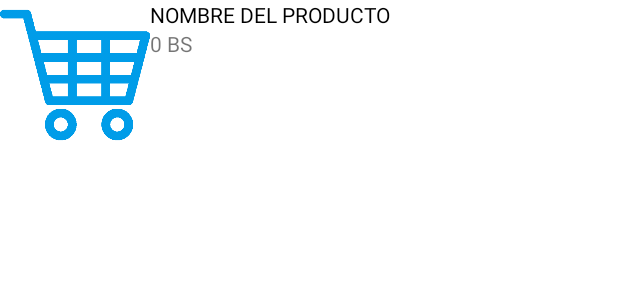
After one commit to edgarq354/PedidosMontero, an Android app: the layout item_producto.xml on its own in the app's theme, with its tools: preview values and no code run, on a phone screen of 412 x 824 dp. The commit adds this screen. Shown: the top 300 px of the screen. Run offline under Robolectric (Android 15) with nearby library versions, the phone set to English and light mode, and no system bars; network calls fail.

Commit message:
lista de productos

```diff
--- a/app/build.gradle
+++ b/app/build.gradle
@@ -41,7 +41,7 @@ dependencies {
     androidTestImplementation 'androidx.test.ext:junit:1.1.2'
     androidTestImplementation 'androidx.test.espresso:espresso-core:3.3.0'
 
-
+    implementation 'com.squareup.picasso:picasso:2.71828'
 
     implementation 'com.android.volley:volley:1.1.1'
 
--- a/app/src/main/res/layout/fragment_home.xml
+++ b/app/src/main/res/layout/fragment_home.xml
@@ -21,4 +21,9 @@
         app:layout_constraintStart_toStartOf="parent"
         app:layout_constraintTop_toTopOf="parent"
         app:layout_constraintVertical_bias="0.426" />
+
+    <ListView
+        android:layout_width="match_parent"
+        android:layout_height="match_parent"
+        android:id="@+id/lv_producto"/>
 </androidx.constraintlayout.widget.ConstraintLayout>
--- /dev/null
+++ b/app/src/main/res/layout/item_producto.xml
@@ -0,0 +1,32 @@
+<?xml version="1.0" encoding="utf-8"?>
+<LinearLayout xmlns:android="http://schemas.android.com/apk/res/android"
+    android:layout_width="match_parent"
+    android:layout_height="match_parent"
+    android:orientation="horizontal"
+    >
+    <ImageView
+        android:layout_width="100sp"
+        android:layout_height="100sp"
+        android:src="@drawable/carrito"
+        android:id="@+id/im_imagen"
+        />
+    <LinearLayout
+        android:layout_width="match_parent"
+        android:layout_height="match_parent"
+        android:orientation="vertical">
+    <TextView
+        android:layout_width="match_parent"
+        android:layout_height="wrap_content"
+        android:text="NOMBRE DEL PRODUCTO"
+        android:id="@+id/tv_nombre"
+        android:textColor="@color/black"
+        />
+    <TextView
+        android:layout_width="match_parent"
+        android:layout_height="wrap_content"
+        android:text="0 BS"
+        android:id="@+id/tv_precio"
+        />
+
+    </LinearLayout>
+</LinearLayout>
--- a/app/src/main/res/values/strings.xml
+++ b/app/src/main/res/values/strings.xml
@@ -24,5 +24,5 @@
     <string name="title_activity_perfil_conductor">Perfil_conductor</string>
     <string name="title_activity_peril_usuario">Peril_usuario</string>
     <string name="title_activity_informacion">Informacion</string>
-    <string name="servidor">http://192.168.0.105/pedidos/</string>
+    <string name="servidor">http://64.227.10.80/pedidos/</string>
 </resources>
```
Also changed, not shown: app/src/main/java/com/elisoft/pedidosmontero/cliente/CProducto.java (added, +68 -0 lines), app/src/main/java/com/elisoft/pedidosmontero/cliente/ProductoAdapter.java (added, +105 -0 lines), app/src/main/java/com/elisoft/pedidosmontero/ui/home/HomeFragment.java (+163 -0 lines).
